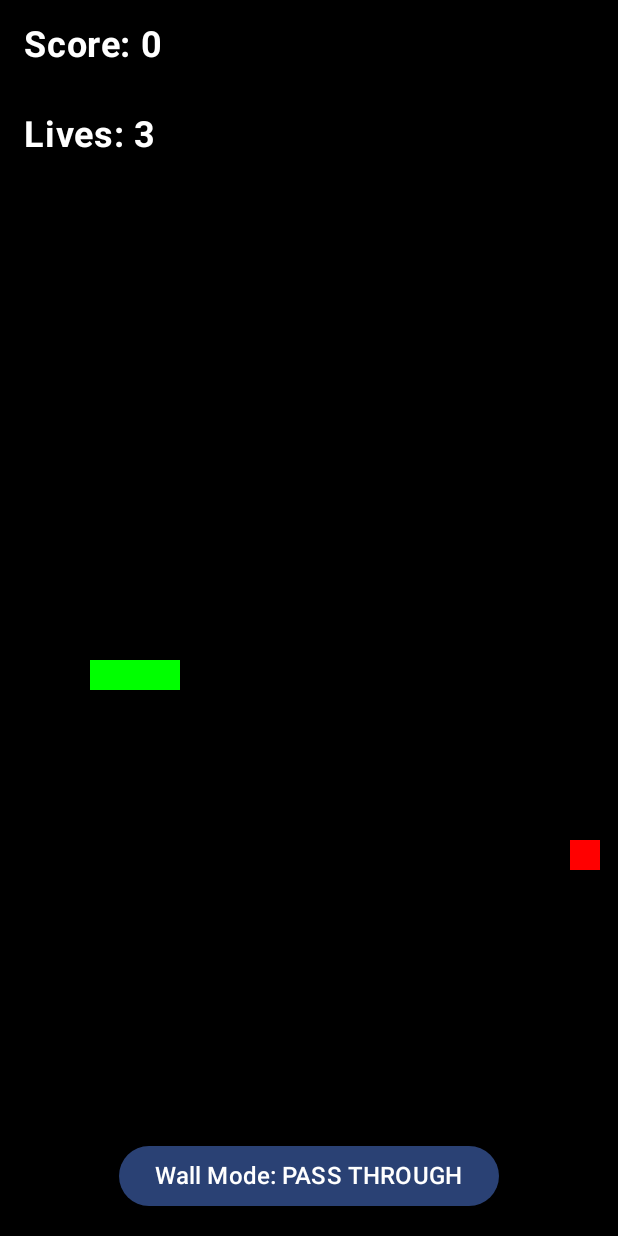
After one commit to i-redbyte/krdcompose, an Android app built with Jetpack Compose: the SnakeGameScreen screen opened through its navigation route, on a phone screen of 412 x 824 dp. The commit adds this screen. Run offline under Robolectric (Android 15) with nearby library versions, the phone set to English and light mode, and no system bars.

Commit message:
@feat: first version by snake game

```diff
--- a/app/src/main/java/ru/redbyte/krdcompose/MainActivity.kt
+++ b/app/src/main/java/ru/redbyte/krdcompose/MainActivity.kt
@@ -25,6 +25,7 @@ import ru.redbyte.krdcompose.screens.sapper.SapperGameScreen
 import ru.redbyte.krdcompose.screens.dataSlider.DataSliderScreen
 import ru.redbyte.krdcompose.screens.numberSystem.NumberSystemScreen
 import ru.redbyte.krdcompose.screens.pascalTriangle.PascalTriangleScreen
+import ru.redbyte.krdcompose.screens.snake.SnakeGameScreen
 import ru.redbyte.krdcompose.ui.theme.KrdcomposeTheme
 
 class MainActivity : ComponentActivity() {
@@ -51,6 +52,7 @@ class MainActivity : ComponentActivity() {
             composable("sapperScreen") { SapperGameScreen() }
             composable("pascalTriangleScreen") { PascalTriangleScreen() }
             composable("numberSystemScreen") { NumberSystemScreen() }
+            composable("snakeGameScreen") { SnakeGameScreen() }
         }
     }
 }
@@ -90,5 +92,11 @@ fun MainScreen(navController: NavController) {
             onClick = { navController.navigate("numberSystemScreen") }) {
             Text("Системы счисления")
         }
+        Spacer(Modifier.height(12.dp))
+        Button(
+            modifier = Modifier.fillMaxWidth(),
+            onClick = { navController.navigate("snakeGameScreen") }) {
+            Text("Змейка")
+        }
     }
 }
--- /dev/null
+++ b/app/src/main/java/ru/redbyte/krdcompose/screens/snake/SnakeGameScreen.kt
@@ -0,0 +1,27 @@
+package ru.redbyte.krdcompose.screens.snake
+
+import androidx.compose.foundation.background
+import androidx.compose.foundation.layout.fillMaxSize
+import androidx.compose.foundation.layout.navigationBarsPadding
+import androidx.compose.foundation.layout.statusBarsPadding
+import androidx.compose.material3.MaterialTheme
+import androidx.compose.material3.Surface
+import androidx.compose.runtime.Composable
+import androidx.compose.ui.Modifier
+import androidx.compose.ui.graphics.Color
+import ru.redbyte.krdcompose.ui.games.snake.SnakeGame
+
+@Composable
+fun SnakeGameScreen() {
+
+    Surface(
+        modifier = Modifier
+            .statusBarsPadding()
+            .navigationBarsPadding()
+            .fillMaxSize()
+            .background(Color.Black)
+    ) {
+        SnakeGame()
+    }
+
+}
--- /dev/null
+++ b/app/src/main/java/ru/redbyte/krdcompose/ui/games/snake/SnakeGame.kt
@@ -0,0 +1,334 @@
+package ru.redbyte.krdcompose.ui.games.snake
+
+import androidx.compose.foundation.Canvas
+import androidx.compose.foundation.background
+import androidx.compose.foundation.clickable
+import androidx.compose.foundation.layout.Box
+import androidx.compose.foundation.layout.fillMaxSize
+import androidx.compose.runtime.Composable
+import androidx.compose.runtime.LaunchedEffect
+import androidx.compose.runtime.getValue
+import androidx.compose.runtime.mutableLongStateOf
+import androidx.compose.runtime.mutableStateOf
+import androidx.compose.runtime.remember
+import androidx.compose.runtime.setValue
+import androidx.compose.ui.Modifier
+import androidx.compose.ui.geometry.Offset
+import androidx.compose.ui.graphics.Color
+import androidx.compose.ui.input.pointer.consumeAllChanges
+import androidx.compose.ui.input.pointer.pointerInput
+import kotlinx.coroutines.delay
+import kotlin.random.Random
+import androidx.compose.foundation.gestures.detectDragGestures
+import androidx.compose.foundation.layout.Arrangement
+import androidx.compose.foundation.layout.Column
+import androidx.compose.foundation.layout.Row
+import androidx.compose.foundation.layout.Spacer
+import androidx.compose.foundation.layout.fillMaxWidth
+import androidx.compose.foundation.layout.height
+import androidx.compose.foundation.layout.offset
+import androidx.compose.foundation.layout.padding
+import androidx.compose.foundation.layout.size
+import androidx.compose.foundation.shape.CircleShape
+import androidx.compose.material.icons.Icons
+import androidx.compose.material.icons.filled.KeyboardArrowDown
+import androidx.compose.material.icons.filled.KeyboardArrowLeft
+import androidx.compose.material.icons.filled.KeyboardArrowRight
+import androidx.compose.material.icons.filled.KeyboardArrowUp
+import androidx.compose.material3.Button
+import androidx.compose.material3.Icon
+import androidx.compose.material3.Text
+import androidx.compose.runtime.mutableIntStateOf
+import androidx.compose.ui.Alignment
+import androidx.compose.ui.geometry.Size
+import androidx.compose.ui.input.key.Key
+import androidx.compose.ui.input.key.KeyEventType
+import androidx.compose.ui.input.key.key
+import androidx.compose.ui.input.key.onKeyEvent
+import androidx.compose.ui.input.key.type
+import androidx.compose.ui.input.pointer.PointerInputScope
+import androidx.compose.ui.platform.LocalConfiguration
+import androidx.compose.ui.platform.LocalDensity
+import androidx.compose.ui.text.font.FontWeight
+import androidx.compose.ui.unit.dp
+import androidx.compose.ui.unit.sp
+import kotlin.math.abs
+
+enum class Direction { UP, DOWN, LEFT, RIGHT }
+enum class WallCollisionMode { PASS_THROUGH, DIE }
+
+@Composable
+fun SnakeGame() {
+    val configuration = LocalConfiguration.current
+    val screenWidth = configuration.screenWidthDp.dp
+    val screenHeight = configuration.screenHeightDp.dp
+    val cellSize = 20.dp
+    val cellSizePx = with(LocalDensity.current) { cellSize.toPx() }
+
+    var score by remember { mutableIntStateOf(0) }
+    var lives by remember { mutableIntStateOf(3) }
+    var isGameOver by remember { mutableStateOf(false) }
+    var isGamePaused by remember { mutableStateOf(false) }
+    var wallCollisionMode by remember { mutableStateOf(WallCollisionMode.PASS_THROUGH) }
+
+    val gridWidth = (screenWidth / cellSize).toInt()
+    val gridHeight = ((screenHeight * 0.8f) / cellSize).toInt()
+
+    var snake by remember {
+        mutableStateOf(
+            listOf(
+                Offset(gridWidth / 2f, gridHeight / 2f),
+                Offset(gridWidth / 2f - 1, gridHeight / 2f),
+                Offset(gridWidth / 2f - 2, gridHeight / 2f)
+            )
+        )
+    }
+
+    var direction by remember { mutableStateOf(Direction.RIGHT) }
+    var nextDirection by remember { mutableStateOf(Direction.RIGHT) }
+
+    var food by remember {
+        mutableStateOf(
+            generateFood(snake, gridWidth, gridHeight)
+        )
+    }
+
+    fun loseLife() {
+        lives--
+        if (lives <= 0) {
+            isGameOver = true
+        } else {
+            snake = listOf(
+                Offset(gridWidth / 2f, gridHeight / 2f),
+                Offset(gridWidth / 2f - 1, gridHeight / 2f),
+                Offset(gridWidth / 2f - 2, gridHeight / 2f)
+            )
+            direction = Direction.RIGHT
+            nextDirection = Direction.RIGHT
+        }
+    }
+    LaunchedEffect(Unit) {
+        while (true) {
+            if (!isGamePaused && !isGameOver) {
+                delay(150)
+                direction = nextDirection
+                val newHead = calculateNewHead(snake.first(), direction, gridWidth, gridHeight)
+
+                if (wallCollisionMode == WallCollisionMode.DIE &&
+                    (newHead.x < 0 || newHead.y < 0 || newHead.x >= gridWidth || newHead.y >= gridHeight)
+                ) {
+                    loseLife()
+                } else {
+                    val wrappedHead = if (wallCollisionMode == WallCollisionMode.PASS_THROUGH) {
+                        Offset(
+                            (newHead.x + gridWidth) % gridWidth,
+                            (newHead.y + gridHeight) % gridHeight
+                        )
+                    } else newHead
+
+                    if (snake.contains(wrappedHead)) {
+                        loseLife()
+                    } else {
+                        val newSnake = if (wrappedHead == food) {
+                            score++
+                            food = generateFood(snake, gridWidth, gridHeight)
+                            listOf(wrappedHead) + snake
+                        } else {
+                            listOf(wrappedHead) + snake.dropLast(1)
+                        }
+                        snake = newSnake
+                    }
+                }
+            }
+        }
+    }
+
+    fun resetGame() {
+        score = 0
+        lives = 3
+        isGameOver = false
+        snake = listOf(
+            Offset(gridWidth / 2f, gridHeight / 2f),
+            Offset(gridWidth / 2f - 1, gridHeight / 2f),
+            Offset(gridWidth / 2f - 2, gridHeight / 2f)
+        )
+        direction = Direction.RIGHT
+        nextDirection = Direction.RIGHT
+        food = generateFood(snake, gridWidth, gridHeight)
+    }
+
+    Box(
+        modifier = Modifier
+            .fillMaxSize()
+            .background(Color.Black)
+            .onKeyEvent { event ->
+                if (event.type == KeyEventType.KeyDown) {
+                    when (event.key) {
+                        Key.DirectionUp -> if (direction != Direction.DOWN) nextDirection =
+                            Direction.UP
+
+                        Key.DirectionDown -> if (direction != Direction.UP) nextDirection =
+                            Direction.DOWN
+
+                        Key.DirectionLeft -> if (direction != Direction.RIGHT) nextDirection =
+                            Direction.LEFT
+
+                        Key.DirectionRight -> if (direction != Direction.LEFT) nextDirection =
+                            Direction.RIGHT
+
+                        Key.Spacebar -> isGamePaused = !isGamePaused
+                        else -> Unit
+                    }
+                    true
+                } else false
+            }
+            .pointerInput(Unit) { // Добавляем обработку свайпов
+                detectDragGestures { _, dragAmount ->
+                    val (x, y) = dragAmount
+                    when {
+                        abs(x) > abs(y) -> { // Горизонтальный свайп
+                            if (x > 0 && direction != Direction.LEFT) nextDirection =
+                                Direction.RIGHT
+                            else if (x < 0 && direction != Direction.RIGHT) nextDirection =
+                                Direction.LEFT
+                        }
+
+                        else -> { // Вертикальный свайп
+                            if (y > 0 && direction != Direction.UP) nextDirection = Direction.DOWN
+                            else if (y < 0 && direction != Direction.DOWN) nextDirection =
+                                Direction.UP
+                        }
+                    }
+                }
+            }
+    ) {
+        Column(
+            modifier = Modifier.fillMaxSize()
+        ) {
+            Text(
+                text = "Score: $score",
+                color = Color.White,
+                fontSize = 24.sp,
+                fontWeight = FontWeight.Bold,
+                modifier = Modifier.padding(16.dp)
+            )
+            Text(
+                text = "Lives: $lives",
+                color = Color.White,
+                fontSize = 24.sp,
+                fontWeight = FontWeight.Bold,
+                modifier = Modifier.padding(16.dp)
+            )
+            Box(
+                modifier = Modifier
+                    .fillMaxWidth()
+                    .weight(1f)
+            ) {
+                Canvas(
+                    modifier = Modifier.fillMaxSize()
+                ) {
+                    // Draw food
+                    drawRect(
+                        color = Color.Red,
+                        topLeft = Offset(food.x * cellSizePx, food.y * cellSizePx),
+                        size = Size(cellSizePx, cellSizePx)
+                    )
+
+                    // Draw snake
+                    snake.forEach { segment ->
+                        drawRect(
+                            color = Color.Green,
+                            topLeft = Offset(segment.x * cellSizePx, segment.y * cellSizePx),
+                            size = Size(cellSizePx, cellSizePx)
+                        )
+                    }
+                }
+
+                if (isGameOver) {
+                    Box(
+                        modifier = Modifier
+                            .fillMaxSize()
+                            .background(Color.Black.copy(alpha = 0.7f)),
+                        contentAlignment = Alignment.Center
+                    ) {
+                        Column(horizontalAlignment = Alignment.CenterHorizontally) {
+                            Text(
+                                text = "Game Over!",
+                                color = Color.White,
+                                fontSize = 32.sp,
+                                fontWeight = FontWeight.Bold
+                            )
+                            Button(
+                                onClick = { resetGame() },
+                                modifier = Modifier.padding(16.dp)
+                            ) {
+                                Text("Play Again")
+                            }
+                        }
+                    }
+                }
+
+                if (isGamePaused && !isGameOver) {
+                    Box(
+                        modifier = Modifier
+                            .fillMaxSize()
+                            .background(Color.Black.copy(alpha = 0.7f)),
+                        contentAlignment = Alignment.Center
+                    ) {
+                        Text(
+                            text = "Paused",
+                            color = Color.White,
+                            fontSize = 32.sp,
+                            fontWeight = FontWeight.Bold
+                        )
+                    }
+                }
+            }
+
+            Button(
+                onClick = {
+                    wallCollisionMode = if (wallCollisionMode == WallCollisionMode.PASS_THROUGH) {
+                        WallCollisionMode.DIE
+                    } else {
+                        WallCollisionMode.PASS_THROUGH
+                    }
+                },
+                modifier = Modifier
+                    .align(Alignment.CenterHorizontally)
+                    .padding(16.dp)
+            ) {
+                Text(
+                    text = "Wall Mode: ${wallCollisionMode.name.replace("_", " ")}",
+                    fontSize = 16.sp
+                )
+            }
+        }
+    }
+}
+
+private fun calculateNewHead(
+    head: Offset,
+    direction: Direction,
+    gridWidth: Int,
+    gridHeight: Int
+): Offset {
+    return when (direction) {
+        Direction.UP -> Offset(head.x, head.y - 1)
+        Direction.DOWN -> Offset(head.x, head.y + 1)
+        Direction.LEFT -> Offset(head.x - 1, head.y)
+        Direction.RIGHT -> Offset(head.x + 1, head.y)
+    }
+}
+
+private fun generateFood(snake: List<Offset>, gridWidth: Int, gridHeight: Int): Offset {
+    val availablePositions = mutableListOf<Offset>()
+    for (x in 0 until gridWidth) {
+        for (y in 0 until gridHeight) {
+            val position = Offset(x.toFloat(), y.toFloat())
+            if (!snake.contains(position)) {
+                availablePositions.add(position)
+            }
+        }
+    }
+    return availablePositions.random()
+}
```
